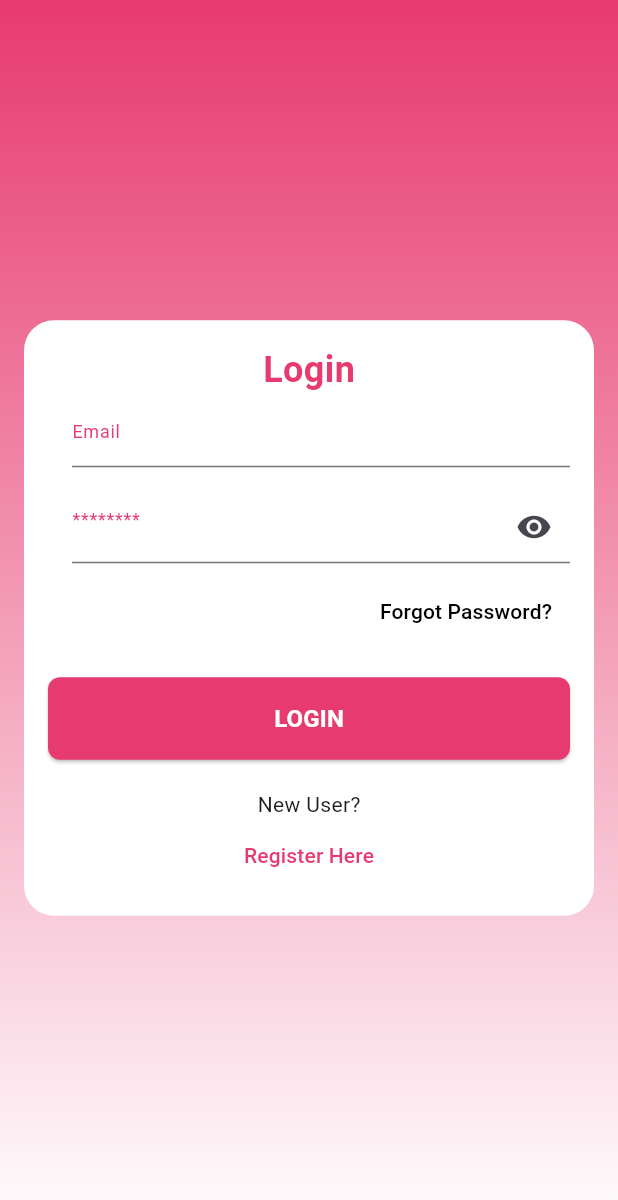
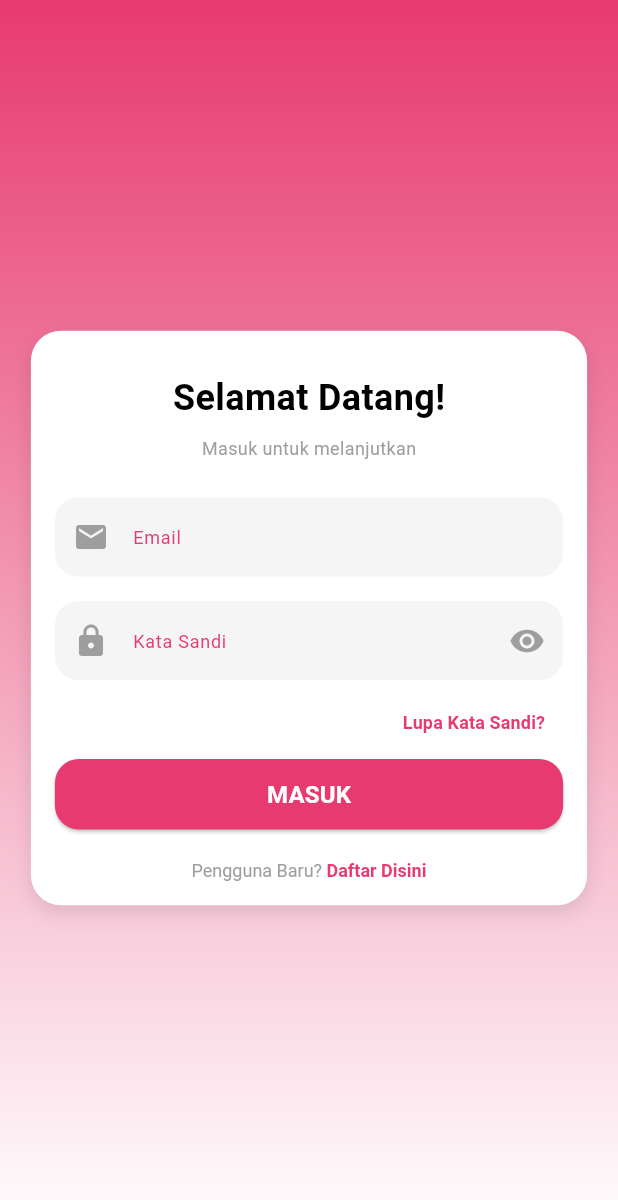
Before and after one commit to abuamar142/my_sadari, a Flutter app: the SignInView screen opened by its route, on a phone screen of 412 x 824 dp. Shown: the top 1200 px of the screen. Run offline on Flutter 3.47's test engine with Material 3 defaults, Android fonts, the phone set to English and light mode, and no system bars; our stand-ins replace get, get_storage, graphql_flutter; missing offline and left inert: flutter_inappwebview; accounts and stored records are empty.

Commit message:
sign-in: revamp ui

```diff
--- a/lib/app/modules/sign_in/views/sign_in_view.dart
+++ b/lib/app/modules/sign_in/views/sign_in_view.dart
@@ -1,9 +1,10 @@
+import 'package:flutter/gestures.dart';
 import 'package:flutter/material.dart';
 import 'package:get/get.dart';
-import 'package:my_sadari/app/styles/app_dimension.dart';
-import 'package:my_sadari/app/styles/app_text_style.dart';
 
 import '../../../styles/app_colors.dart';
+import '../../../styles/app_dimension.dart';
+import '../../../styles/app_text_style.dart';
 import '../controllers/sign_in_controller.dart';
 
 class SignInView extends GetView<SignInController> {
@@ -15,124 +16,167 @@ class SignInView extends GetView<SignInController> {
       decoration: BoxDecoration(gradient: AppColors.background1),
       child: Scaffold(
         backgroundColor: Colors.transparent,
-        body: Column(
-          mainAxisAlignment: MainAxisAlignment.center,
-          children: [
-            Center(
+        body: Center(
+          child: SingleChildScrollView(
             child: Container(
               padding: EdgeInsets.all(AppDimensions.paddingLarge),
-                margin: EdgeInsets.all(AppDimensions.paddingLarge),
-                width: Get.width,
+              margin: EdgeInsets.symmetric(
+                horizontal: AppDimensions.paddingLarge,
+              ),
+              width: Get.width * 0.9,
               decoration: BoxDecoration(
                 color: AppColors.white,
                 borderRadius: BorderRadius.circular(AppDimensions.radiusLarge),
+                boxShadow: [
+                  BoxShadow(
+                    color: Colors.black.withValues(alpha: 0.1),
+                    blurRadius: 10,
+                    offset: Offset(0, 5),
+                  ),
+                ],
               ),
               child: Column(
+                crossAxisAlignment: CrossAxisAlignment.center,
                 children: [
+                  SizedBox(height: 12),
+
                   Text(
-                      "Login",
+                    "Selamat Datang!",
                     style: TextStyle(
-                        color: AppColors.pink,
+                      color: AppColors.black,
                       fontSize: 24,
                       fontWeight: FontWeight.bold,
                     ),
                   ),
 
-                    Row(
-                      children: [
-                        SizedBox(width: 16),
-                        Flexible(
-                          child: TextField(
+                  SizedBox(height: 8),
+
+                  Text(
+                    "Masuk untuk melanjutkan",
+                    style: AppTextStyle.caption.copyWith(color: Colors.grey),
+                  ),
+
+                  SizedBox(height: 24),
+
+                  // Email Input
+                  TextField(
                     controller: controller.emailController,
                     style: AppTextStyle.bodyMedium1,
                     decoration: InputDecoration(
                       hintText: 'Email',
                       hintStyle: AppTextStyle.caption,
+                      filled: true,
+                      fillColor: Colors.grey.withValues(alpha: 0.1),
+                      border: OutlineInputBorder(
+                        borderRadius: BorderRadius.circular(
+                          AppDimensions.radiusMedium,
+                        ),
+                        borderSide: BorderSide.none,
+                      ),
+                      prefixIcon: Icon(Icons.email, color: Colors.grey),
                     ),
                   ),
-                        ),
-                      ],
-                    ),
                   SizedBox(height: 16),
-                    Row(
-                      children: [
-                        SizedBox(width: 16),
-                        Flexible(
-                          child: Obx(
+
+                  // Password Input
+                  Obx(
                     () => TextField(
                       controller: controller.passwordController,
                       obscureText: controller.hidePassword.value,
+                      style: AppTextStyle.bodyMedium1,
                       decoration: InputDecoration(
-                                hintText: '********',
+                        hintText: 'Kata Sandi',
                         hintStyle: AppTextStyle.caption,
+                        filled: true,
+                        fillColor: Colors.grey.withValues(alpha: 0.1),
+                        border: OutlineInputBorder(
+                          borderRadius: BorderRadius.circular(
+                            AppDimensions.radiusMedium,
+                          ),
+                          borderSide: BorderSide.none,
+                        ),
+                        prefixIcon: Icon(Icons.lock, color: Colors.grey),
                         suffixIcon: IconButton(
                           onPressed: controller.toggleVisibility,
-                                  // icon: SvgPicture.asset(
-                                  //   controller.hidePassword.value ? iconC.broEye : iconC.broEyeSlash,
-                                  //   height: 24,
-                                  //   colorFilter: ColorFilter.mode(
-                                  //     AppColors.black,
-                                  //     BlendMode.srcIn,
-                                  //   ),
-                                  // ),
                           icon: Icon(
                             controller.hidePassword.value
                                 ? Icons.visibility
                                 : Icons.visibility_off,
+                            color: Colors.grey,
                           ),
                         ),
                       ),
-                              style: AppTextStyle.bodyMedium1,
                     ),
                   ),
-                        ),
-                      ],
-                    ),
-                    SizedBox(height: 8),
 
+                  SizedBox(height: 4),
+
+                  // Forgot Password
                   Align(
                     alignment: Alignment.centerRight,
                     child: TextButton(
                       onPressed: () {},
                       child: Text(
-                          'Forgot Password?',
-                          style: TextStyle(color: AppColors.black),
+                        'Lupa Kata Sandi?',
+                        style: TextStyle(
+                          color: AppColors.pink,
+                          fontSize: 12,
+                          fontWeight: FontWeight.bold,
                         ),
+                      ),
+                    ),
+                  ),
+
+                  // Login Button
+                  SizedBox(
+                    width: double.infinity,
+                    child: ElevatedButton(
+                      style: ElevatedButton.styleFrom(
+                        backgroundColor: AppColors.pink,
+                        padding: EdgeInsets.symmetric(vertical: 12),
+                        shape: RoundedRectangleBorder(
+                          borderRadius: BorderRadius.circular(
+                            AppDimensions.radiusMedium,
+                          ),
+                        ),
+                      ),
+                      onPressed: () {},
+                      child: Text('MASUK', style: AppTextStyle.buttonText1),
                     ),
                   ),
 
                   SizedBox(height: 20),
 
-                    SizedBox(
-                      width: double.infinity,
-                      child: ElevatedButton(
-                        style: ElevatedButton.styleFrom(
-                          backgroundColor: AppColors.pink,
-                          padding: EdgeInsets.symmetric(vertical: 16),
-                          shape: RoundedRectangleBorder(
-                            borderRadius: BorderRadius.circular(8),
+                  // Register Section
+                  RichText(
+                    textAlign: TextAlign.center,
+                    text: TextSpan(
+                      children: [
+                        TextSpan(
+                          text: 'Pengguna Baru? ',
+                          style: AppTextStyle.caption.copyWith(
+                            color: Colors.grey,
                           ),
                         ),
-                        onPressed: () {},
-                        child: Text('LOGIN', style: AppTextStyle.buttonText1),
+                        TextSpan(
+                          text: 'Daftar Disini',
+                          style: AppTextStyle.caption.copyWith(
+                            color: AppColors.pink,
+                            fontWeight: FontWeight.bold,
                           ),
+                          recognizer:
+                              TapGestureRecognizer()
+                                ..onTap = () {
+                                  Get.toNamed('/sign-up');
+                                },
                         ),
-
-                    SizedBox(height: 20),
-                    Text('New User?'),
-
-                    TextButton(
-                      onPressed: () {},
-                      child: Text(
-                        'Register Here',
-                        style: TextStyle(color: AppColors.pink),
+                      ],
                     ),
                   ),
                 ],
               ),
             ),
           ),
-          ],
         ),
       ),
     );
```
Lines whose indentation alone changed are shown as unchanged.
